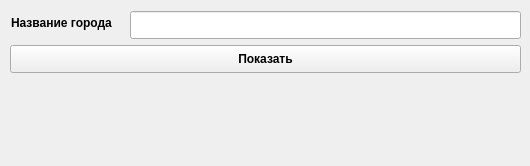
Qt form pogoda.ui (themasterid/SeeWeather) before a commit.
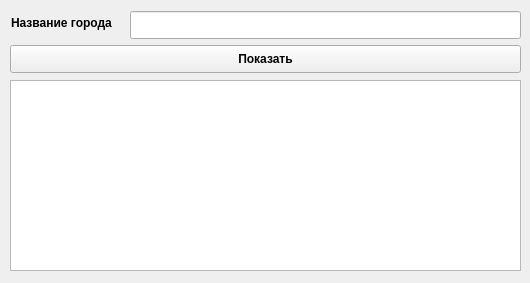
The same form after that commit.

Patch:
```diff
--- a/pogoda.ui
+++ b/pogoda.ui
@@ -2,24 +2,16 @@
 <ui version="4.0">
  <class>MainWindow</class>
  <widget class="QMainWindow" name="MainWindow">
-  <property name="geometry">
-   <rect>
-    <x>0</x>
-    <y>0</y>
-    <width>530</width>
-    <height>166</height>
-   </rect>
-  </property>
   <property name="minimumSize">
    <size>
     <width>530</width>
-    <height>166</height>
+    <height>283</height>
    </size>
   </property>
   <property name="maximumSize">
    <size>
     <width>530</width>
-    <height>166</height>
+    <height>283</height>
    </size>
   </property>
   <property name="windowTitle">
@@ -83,30 +75,15 @@
      <string>Показать</string>
     </property>
    </widget>
-   <widget class="QLabel" name="label_info">
+   <widget class="QTextBrowser" name="text_out">
     <property name="geometry">
      <rect>
       <x>10</x>
-      <y>79</y>
+      <y>80</y>
       <width>511</width>
-      <height>81</height>
+      <height>191</height>
      </rect>
     </property>
-    <property name="font">
-     <font>
-      <family>Times New Roman</family>
-      <pointsize>12</pointsize>
-      <weight>75</weight>
-      <italic>false</italic>
-      <bold>true</bold>
-     </font>
-    </property>
-    <property name="frameShape">
-     <enum>QFrame::NoFrame</enum>
-    </property>
-    <property name="text">
-     <string/>
-    </property>
    </widget>
   </widget>
  </widget>
```
